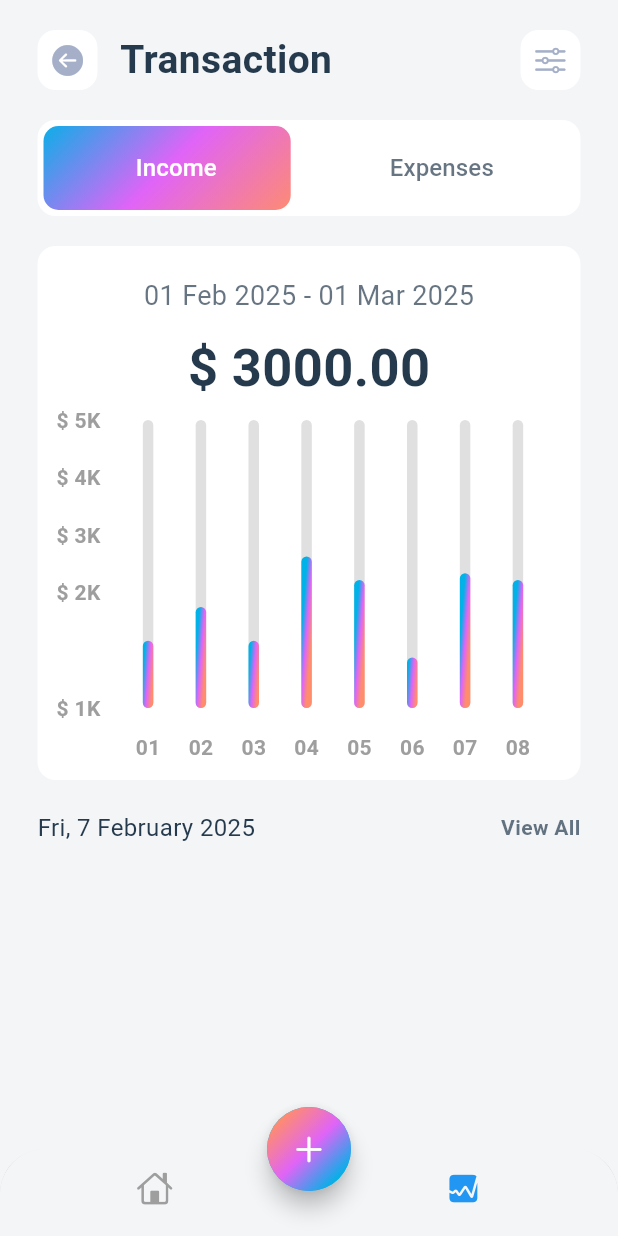
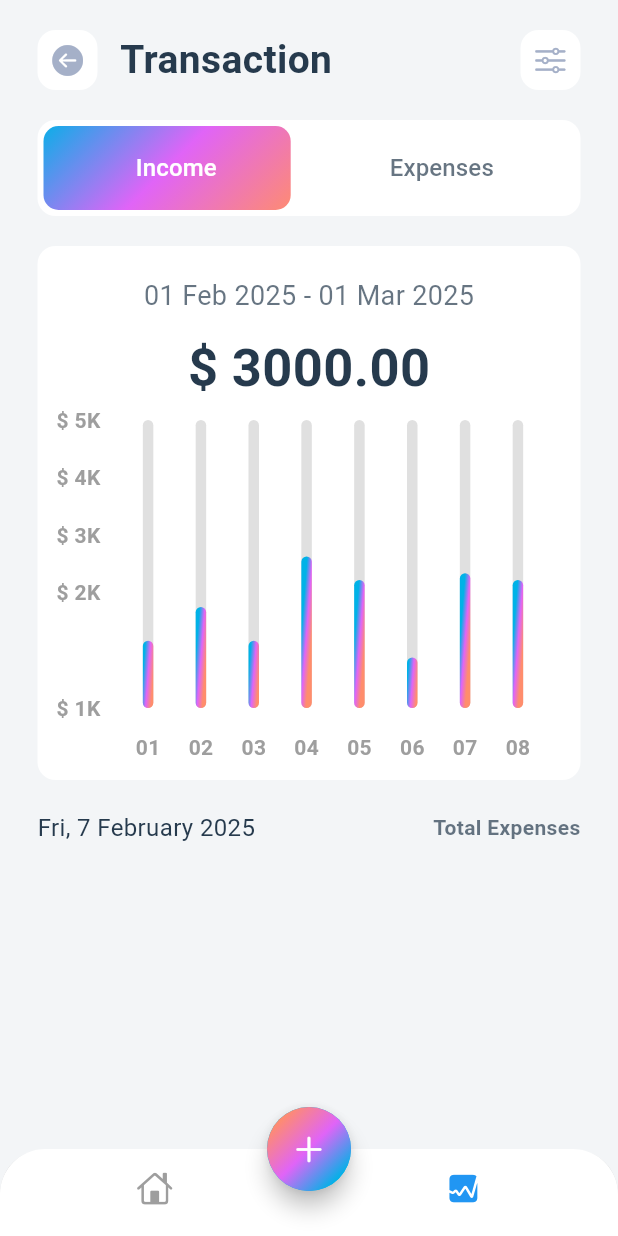
Before and after one commit to ahvvad/Tracker, a Flutter app: the screen it shows after launch, item 2 of the bottom bar chosen, on a phone screen of 412 x 824 dp. Run offline on Flutter 3.47's test engine with Material 3 defaults, Android fonts, the phone set to English and light mode, and no system bars; drawn by our look-alikes of fl_chart; our stand-ins replace bloc, cloud_firestore, equatable, firebase_core, flutter_bloc, flutter_colorpicker and 1 more; accounts and stored records are empty.

Commit message:
separate the home data & the stats data and fix bottom bar

```diff
--- a/lib/screens/home/views/home_screen.dart
+++ b/lib/screens/home/views/home_screen.dart
@@ -35,24 +35,29 @@ class _HomeScreenState extends State<HomeScreen> {
               borderRadius:
                   const BorderRadius.vertical(top: Radius.circular(30)),
               child: BottomNavigationBar(
+                currentIndex: index,
                 onTap: (value) {
                   setState(() {
                     index = value;
                   });
                 },
+                backgroundColor: Colors.white,
+                showUnselectedLabels: false,
                 showSelectedLabels: false,
-                  showUnselectedLabels: false,
                 elevation: 3,
-                  items: [
+                selectedItemColor: Colors.blue,
+                unselectedItemColor: Colors.grey,
+                items: const [
                   BottomNavigationBarItem(
-                        icon: Icon(CupertinoIcons.home,
-                            color: index == 0 ? selectedItem : unselectedItem),
-                        label: 'Home'),
+                    icon: Icon(CupertinoIcons.home),
+                    label: 'Home',
+                  ),
                   BottomNavigationBarItem(
-                        icon: Icon(CupertinoIcons.graph_square_fill,
-                            color: index == 1 ? selectedItem : unselectedItem),
-                        label: 'Stats')
-                  ]),
+                    icon: Icon(CupertinoIcons.graph_square_fill),
+                    label: 'Stats',
+                  )
+                ],
+              ),
             ),
             floatingActionButtonLocation:
                 FloatingActionButtonLocation.centerDocked,
--- a/lib/screens/stats/stats.dart
+++ b/lib/screens/stats/stats.dart
@@ -1,11 +1,11 @@
 import 'package:expense_repository/expense_repository.dart';
 import 'package:flutter/material.dart';
-import 'package:money_tracker/screens/home/views/widgets/transactions_item.dart';
 import 'package:money_tracker/screens/stats/widgets/income_expenses_switch.dart';
 import 'package:money_tracker/screens/stats/widgets/chart_details.dart';
 import 'package:money_tracker/screens/stats/widgets/chart_view.dart';
 import 'package:money_tracker/screens/stats/widgets/custom_stats_app_bar.dart';
 import 'package:money_tracker/screens/stats/widgets/stats_bar.dart';
+import 'package:money_tracker/screens/stats/widgets/stats_tranctions_item.dart';
 
 class StatsScreen extends StatelessWidget {
   final List<Expense> expenses;
@@ -30,7 +30,7 @@ class StatsScreen extends StatelessWidget {
             const SizedBox(height: 20.0),
             const StatsBar(),
             const SizedBox(height: 20.0),
-            TransactionsItem(expenses: expenses)
+            StatsTranctionsItem(expenses: expenses)
           ],
         ),
       ),
--- a/lib/screens/stats/widgets/stats_bar.dart
+++ b/lib/screens/stats/widgets/stats_bar.dart
@@ -57,7 +57,7 @@ class _StatsState extends State<StatsBar> {
         GestureDetector(
           onTap: () {},
           child: Text(
-            'View All',
+            'Total Expenses',
             style: TextStyle(
               fontSize: 14,
               fontWeight: FontWeight.w600,
--- /dev/null
+++ b/lib/screens/stats/widgets/stats_tranctions_item.dart
@@ -0,0 +1,86 @@
+import 'package:expense_repository/expense_repository.dart';
+import 'package:flutter/material.dart';
+import 'package:intl/intl.dart';
+
+class StatsTranctionsItem extends StatelessWidget {
+  const StatsTranctionsItem({
+    super.key,
+    required this.expenses,
+  });
+
+  final List<Expense> expenses;
+
+  @override
+  Widget build(BuildContext context) {
+    return Expanded(
+      child: ListView.builder(
+        itemCount: expenses.length,
+        itemBuilder: (context, int i) {
+          return Padding(
+            padding: const EdgeInsets.only(bottom: 16.0),
+            child: Container(
+              decoration: BoxDecoration(
+                  color: Colors.white, borderRadius: BorderRadius.circular(12)),
+              child: Padding(
+                padding: const EdgeInsets.all(16.0),
+                child: Row(
+                  mainAxisAlignment: MainAxisAlignment.spaceBetween,
+                  children: [
+                    Row(
+                      children: [
+                        Stack(
+                          alignment: Alignment.center,
+                          children: [
+                            Container(
+                              width: 50,
+                              height: 50,
+                              decoration: BoxDecoration(
+                                  color: Color(expenses[i].category.color),
+                                  shape: BoxShape.circle),
+                            ),
+                            Image.asset(
+                              'assets/images/${expenses[i].category.icon}.png',
+                              scale: 2,
+                              color: Colors.white,
+                            )
+                          ],
+                        ),
+                        const SizedBox(width: 12),
+                        Text(
+                          expenses[i].category.name,
+                          style: TextStyle(
+                              fontSize: 14,
+                              color: Theme.of(context).colorScheme.onSurface,
+                              fontWeight: FontWeight.w500),
+                        ),
+                      ],
+                    ),
+                    Column(
+                      crossAxisAlignment: CrossAxisAlignment.end,
+                      children: [
+                        Text(
+                          "-\$${expenses[i].amount}.00",
+                          style: TextStyle(
+                              fontSize: 14,
+                              color: Theme.of(context).colorScheme.onSurface,
+                              fontWeight: FontWeight.w400),
+                        ),
+                        Text(
+                          DateFormat('dd/MM/yyyy').format(expenses[i].date),
+                          style: TextStyle(
+                              fontSize: 14,
+                              color: Theme.of(context).colorScheme.outline,
+                              fontWeight: FontWeight.w400),
+                        ),
+                      ],
+                    )
+                  ],
+                ),
+              ),
+            ),
+          );
+        },
+      ),
+    );
+  }
+}
```
Lines whose indentation alone changed are shown as unchanged.
